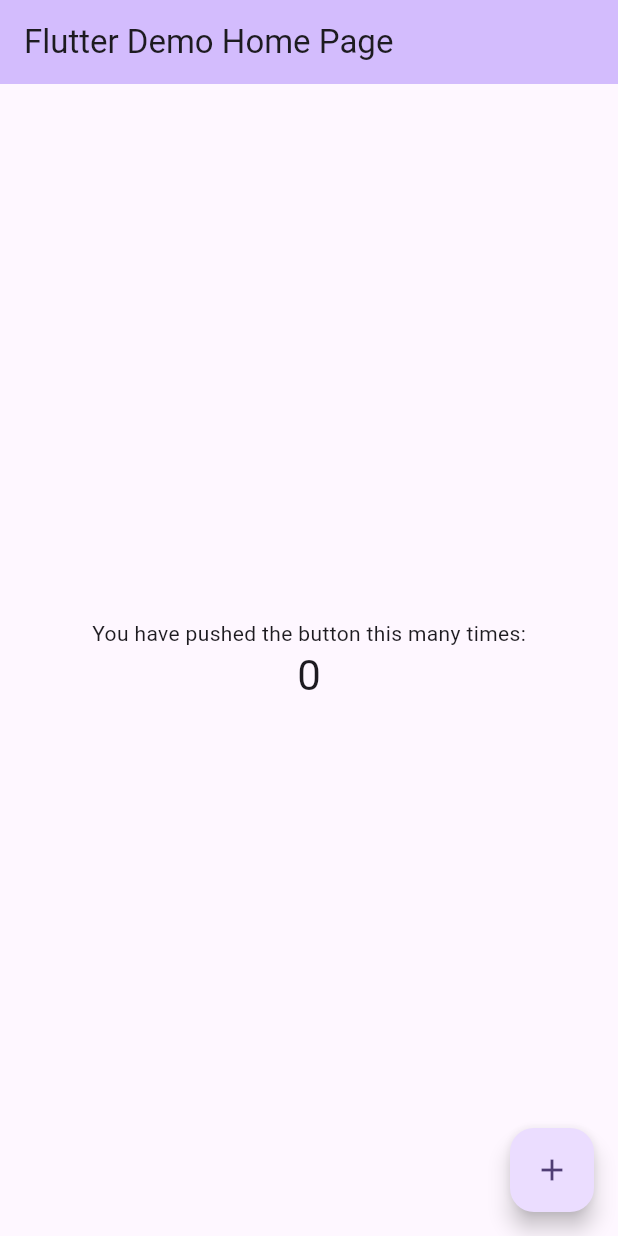
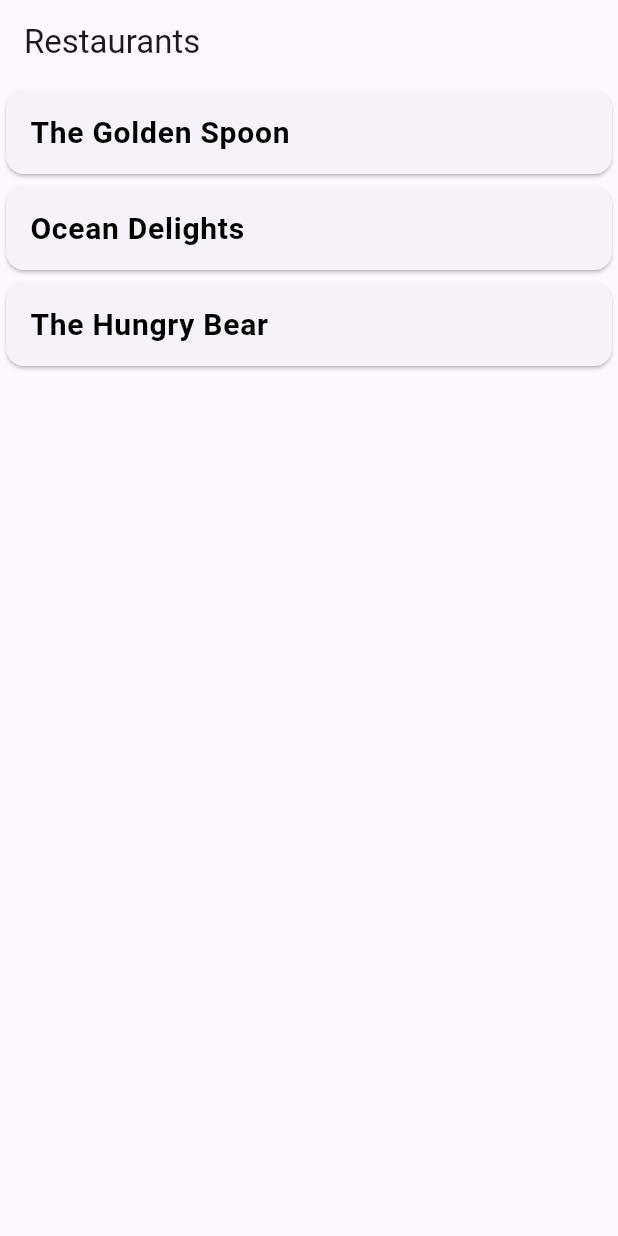
Before and after one commit to daniyalmohammed/TalkAndOrderPrototype, a Flutter app: the screen it shows after launch, on a phone screen of 412 x 824 dp. Run offline on Flutter 3.47's test engine with Material 3 defaults, Android fonts, the phone set to English and light mode, and no system bars.

Commit message:
Implement List of Restaurants View (rough UI)

```diff
--- a/lib/main.dart
+++ b/lib/main.dart
@@ -1,125 +1,86 @@
 import 'package:flutter/material.dart';
 
 void main() {
-  runApp(const MyApp());
+  runApp(MyApp());
 }
 
 class MyApp extends StatelessWidget {
-  const MyApp({super.key});
-
-  // This widget is the root of your application.
   @override
   Widget build(BuildContext context) {
     return MaterialApp(
-      title: 'Flutter Demo',
+      title: 'Restaurant List',
       theme: ThemeData(
-        // This is the theme of your application.
-        //
-        // TRY THIS: Try running your application with "flutter run". You'll see
-        // the application has a purple toolbar. Then, without quitting the app,
-        // try changing the seedColor in the colorScheme below to Colors.green
-        // and then invoke "hot reload" (save your changes or press the "hot
-        // reload" button in a Flutter-supported IDE, or press "r" if you used
-        // the command line to start the app).
-        //
-        // Notice that the counter didn't reset back to zero; the application
-        // state is not lost during the reload. To reset the state, use hot
-        // restart instead.
-        //
-        // This works for code too, not just values: Most code changes can be
-        // tested with just a hot reload.
-        colorScheme: ColorScheme.fromSeed(seedColor: Colors.deepPurple),
-        useMaterial3: true,
+        primarySwatch: Colors.blue,
       ),
-      home: const MyHomePage(title: 'Flutter Demo Home Page'),
+      home: RestaurantListPage(),
     );
   }
 }
 
-class MyHomePage extends StatefulWidget {
-  const MyHomePage({super.key, required this.title});
-
-  // This widget is the home page of your application. It is stateful, meaning
-  // that it has a State object (defined below) that contains fields that affect
-  // how it looks.
-
-  // This class is the configuration for the state. It holds the values (in this
-  // case the title) provided by the parent (in this case the App widget) and
-  // used by the build method of the State. Fields in a Widget subclass are
-  // always marked "final".
-
-  final String title;
-
-  @override
-  State<MyHomePage> createState() => _MyHomePageState();
-}
-
-class _MyHomePageState extends State<MyHomePage> {
-  int _counter = 0;
-
-  void _incrementCounter() {
-    setState(() {
-      // This call to setState tells the Flutter framework that something has
-      // changed in this State, which causes it to rerun the build method below
-      // so that the display can reflect the updated values. If we changed
-      // _counter without calling setState(), then the build method would not be
-      // called again, and so nothing would appear to happen.
-      _counter++;
-    });
-  }
+class RestaurantListPage extends StatelessWidget {
+  final List<Map<String, String>> restaurants = [
+    {'name': 'The Golden Spoon', 'owner': 'Alice Johnson'},
+    {'name': 'Ocean Delights', 'owner': 'Samuel Peterson'},
+    {'name': 'The Hungry Bear', 'owner': 'Emily Clark'},
+    // ... add more restaurants here, up to 20
+  ];
 
   @override
   Widget build(BuildContext context) {
-    // This method is rerun every time setState is called, for instance as done
-    // by the _incrementCounter method above.
-    //
-    // The Flutter framework has been optimized to make rerunning build methods
-    // fast, so that you can just rebuild anything that needs updating rather
-    // than having to individually change instances of widgets.
     return Scaffold(
       appBar: AppBar(
-        // TRY THIS: Try changing the color here to a specific color (to
-        // Colors.amber, perhaps?) and trigger a hot reload to see the AppBar
-        // change color while the other colors stay the same.
-        backgroundColor: Theme.of(context).colorScheme.inversePrimary,
-        // Here we take the value from the MyHomePage object that was created by
-        // the App.build method, and use it to set our appbar title.
-        title: Text(widget.title),
+        title: Text('Restaurants'),
       ),
-      body: Center(
-        // Center is a layout widget. It takes a single child and positions it
-        // in the middle of the parent.
-        child: Column(
-          // Column is also a layout widget. It takes a list of children and
-          // arranges them vertically. By default, it sizes itself to fit its
-          // children horizontally, and tries to be as tall as its parent.
-          //
-          // Column has various properties to control how it sizes itself and
-          // how it positions its children. Here we use mainAxisAlignment to
-          // center the children vertically; the main axis here is the vertical
-          // axis because Columns are vertical (the cross axis would be
-          // horizontal).
-          //
-          // TRY THIS: Invoke "debug painting" (choose the "Toggle Debug Paint"
-          // action in the IDE, or press "p" in the console), to see the
-          // wireframe for each widget.
-          mainAxisAlignment: MainAxisAlignment.center,
-          children: <Widget>[
-            const Text(
-              'You have pushed the button this many times:',
+      body: ListView.builder(
+        itemCount: restaurants.length,
+        itemBuilder: (context, index) {
+          var restaurant = restaurants[index];
+          return Card(
+            child: ListTile(
+              title: Text(
+                restaurant['name']!,
+                style: TextStyle(
+                  color: Colors.black,
+                  fontWeight: FontWeight.bold,
+                  fontSize: 20,
+                ),
+              ),
+              onTap: () {
+                Navigator.push(
+                  context,
+                  MaterialPageRoute(
+                    builder: (context) => RestaurantDetailPage(restaurant: restaurant),
+                  ),
+                );
+              },
             ),
-            Text(
-              '$_counter',
-              style: Theme.of(context).textTheme.headlineMedium,
-            ),
-          ],
-        ),
+          );
+        },
       ),
-      floatingActionButton: FloatingActionButton(
-        onPressed: _incrementCounter,
-        tooltip: 'Increment',
-        child: const Icon(Icons.add),
-      ), // This trailing comma makes auto-formatting nicer for build methods.
     );
   }
 }
+
+class RestaurantDetailPage extends StatelessWidget {
+  final Map<String, String> restaurant;
+
+  RestaurantDetailPage({required this.restaurant});
+
+  @override
+  Widget build(BuildContext context) {
+    return Scaffold(
+      appBar: AppBar(
+        title: Text(restaurant['name']!),
+      ),
+      body: Center(
+        child: Text(
+          'Welcome to ${restaurant['name']}! This restaurant is owned by ${restaurant['owner']}.',
+          style: TextStyle(
+            fontSize: 18,
+            fontWeight: FontWeight.bold,
+          ),
+        ),
+      ),
+    );
+  }
+}
```
